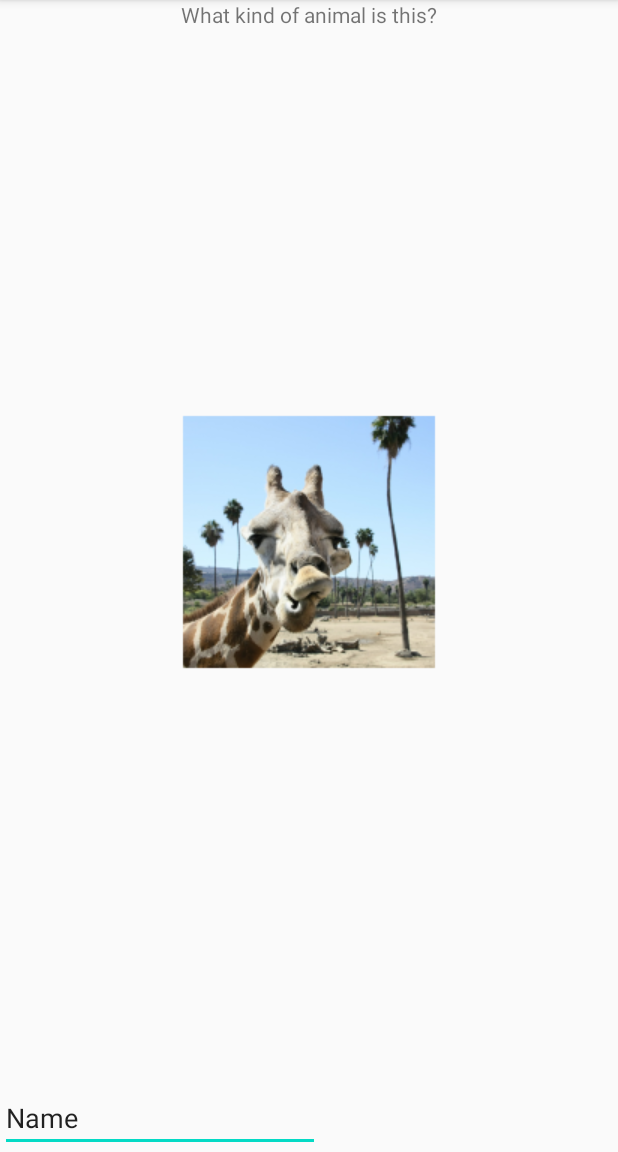
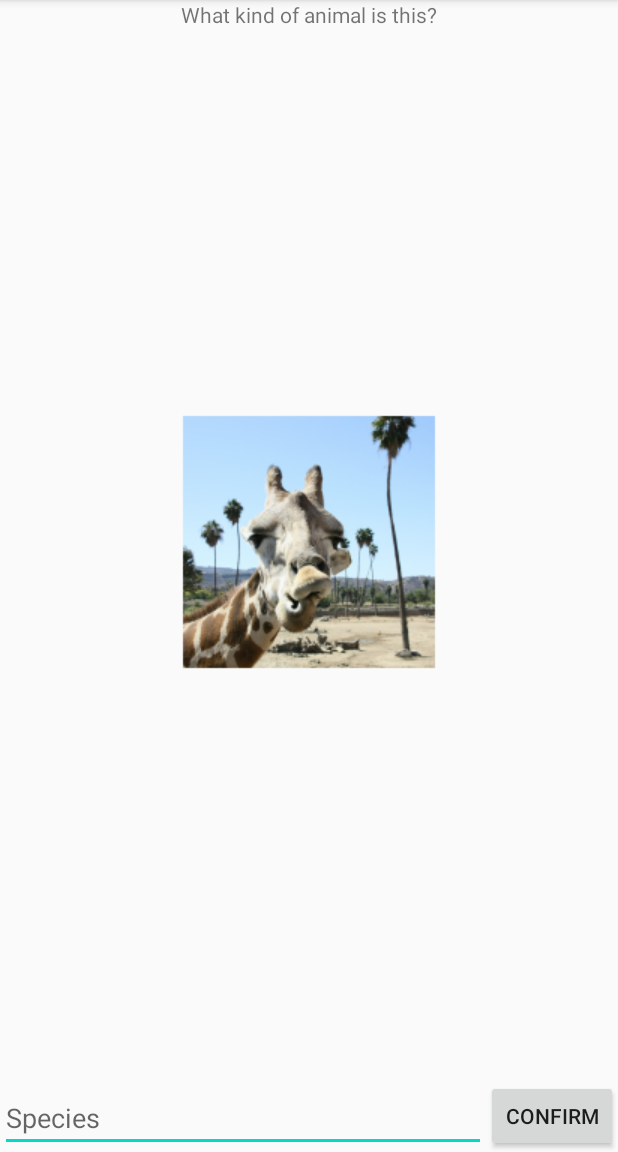
Before and after one commit to JasperWoortman/MadLevel1Example, an Android app: the screen it shows after launch (MainActivity), on a phone screen of 412 x 824 dp, the part 84-1236 px from its top. Run offline under Robolectric (Android 15) with nearby library versions, the phone set to English and light mode, and no system bars.

Commit message:
Final version

```diff
--- a/app/build.gradle
+++ b/app/build.gradle
@@ -5,6 +5,10 @@ apply plugin: 'kotlin-android-extensions'
 android {
     compileSdkVersion 30
     buildToolsVersion "30.0.2"
+    buildFeatures {
+        viewBinding = true
+    }
+
 
     defaultConfig {
         applicationId "com.example.madlevel1example"
--- a/app/src/main/java/com/example/madlevel1example/MainActivity.kt
+++ b/app/src/main/java/com/example/madlevel1example/MainActivity.kt
@@ -2,10 +2,29 @@ package com.example.madlevel1example
 
 import androidx.appcompat.app.AppCompatActivity
 import android.os.Bundle
+import android.widget.Toast
+import com.example.madlevel1example.databinding.ActivityMainBinding
 
 class MainActivity : AppCompatActivity() {
+    private lateinit var binding: ActivityMainBinding
+
     override fun onCreate(savedInstanceState: Bundle?) {
         super.onCreate(savedInstanceState)
-        setContentView(R.layout.activity_main)
+        binding = ActivityMainBinding.inflate(layoutInflater)
+        setContentView(binding.root)
+        binding.btnConfirm.setOnClickListener {
+            checkAnswer()
+        }
+    }
+
+
+    private fun checkAnswer() {
+        val answer = binding.etAnswer.text.toString()
+
+        if (answer == getString(R.string.giraffe)) {
+            Toast.makeText(this, getString(R.string.correct), Toast.LENGTH_LONG).show()
+        } else {
+            Toast.makeText(this, getString(R.string.incorrect), Toast.LENGTH_LONG).show()
+        }
     }
 }
--- a/app/src/main/res/layout/activity_main.xml
+++ b/app/src/main/res/layout/activity_main.xml
@@ -28,11 +28,20 @@
 
     <EditText
         android:id="@+id/etAnswer"
+        android:layout_width="0dp"
+        android:layout_height="wrap_content"
+        android:ems="10"
+        android:hint="@string/etAnswer_input"
+        android:inputType="textPersonName"
+        app:layout_constraintBottom_toBottomOf="parent"
+        app:layout_constraintEnd_toStartOf="@+id/btnConfirm"
+        app:layout_constraintStart_toStartOf="parent" />
+
+    <Button
+        android:id="@+id/btnConfirm"
         android:layout_width="wrap_content"
         android:layout_height="wrap_content"
-        android:ems="10"
-        android:inputType="textPersonName"
-        android:text="Name"
+        android:text="@string/button_confirm"
         app:layout_constraintBottom_toBottomOf="parent"
-        app:layout_constraintStart_toStartOf="parent" />
+        app:layout_constraintEnd_toEndOf="parent" />
 </androidx.constraintlayout.widget.ConstraintLayout>
--- a/app/src/main/res/values/strings.xml
+++ b/app/src/main/res/values/strings.xml
@@ -2,4 +2,9 @@
     <string name="app_name">MadLevel1Example</string>
     <string name="animal_label">What kind of animal is this?</string>
     <string name="animal_image"> Giraffe</string>
+    <string name="etAnswer_input"> Species</string>
+    <string name="button_confirm">Confirm</string>
+    <string name="giraffe">Giraffe</string>
+    <string name="correct">Correct!</string>
+    <string name="incorrect">Incorrect, the correct answer is Giraffe!</string>
 </resources>
```
